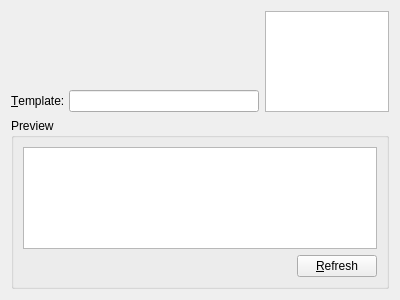
First picture: the form in plugins/exp-plaintext/plaintextexportwidget.ui, repository martin-kudlicka/vocabulary-master, before the edit.
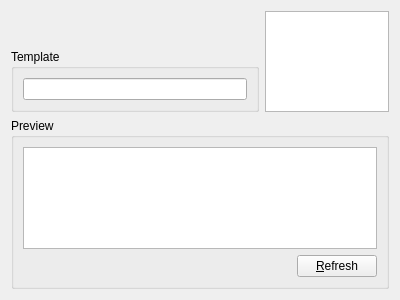
Second picture: the form after the edit.

```diff
--- a/plugins/exp-plaintext/plaintextexportwidget.ui
+++ b/plugins/exp-plaintext/plaintextexportwidget.ui
@@ -42,21 +42,16 @@
          </spacer>
         </item>
         <item>
-         <layout class="QHBoxLayout" name="horizontalLayout_2">
-          <item>
-           <widget class="QLabel" name="label">
-            <property name="text">
-             <string>&amp;Template:</string>
-            </property>
-            <property name="buddy">
-             <cstring>qlePlainEdit</cstring>
-            </property>
-           </widget>
-          </item>
+         <widget class="QGroupBox" name="groupBox">
+          <property name="title">
+           <string>Template</string>
+          </property>
+          <layout class="QVBoxLayout" name="verticalLayout_3">
           <item>
            <widget class="QLineEdit" name="qlePlainEdit"/>
           </item>
          </layout>
+         </widget>
         </item>
        </layout>
       </widget>
```
Lines whose indentation alone changed are shown as unchanged.
